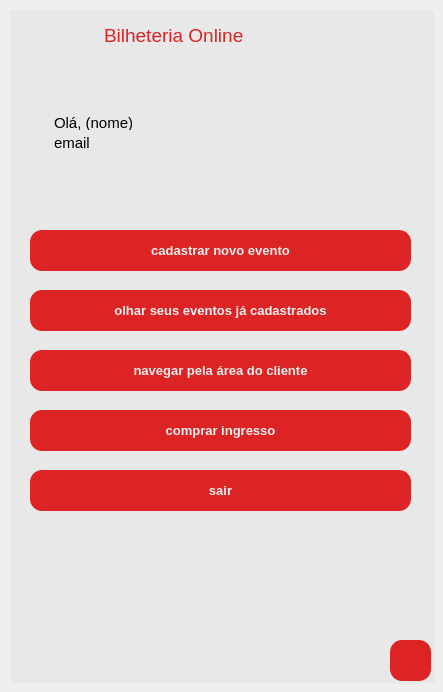
Qt form telas/tela_perfilAdm.ui (ClaraFontes/bilheteria-digital) before a commit.
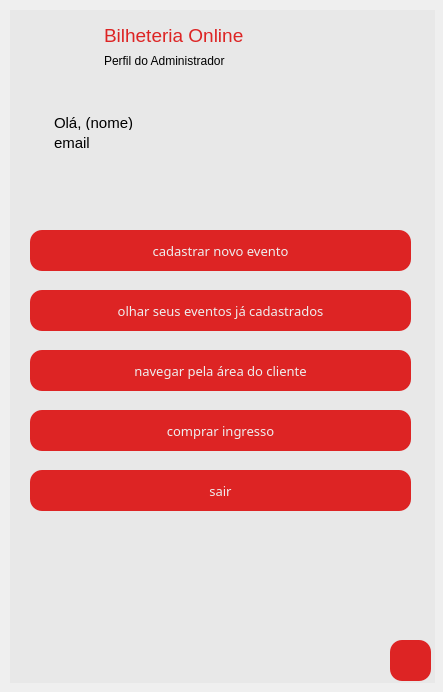
The same form after that commit. Icons and pictures are not drawn.

Commit message: edit: fonte dos textos das telas.

Diff of the .ui file:
```diff
--- a/telas/tela_perfilAdm.ui
+++ b/telas/tela_perfilAdm.ui
@@ -45,9 +45,10 @@
     </property>
     <property name="font">
      <font>
+      <family>Arial Rounded MT Bold</family>
       <pointsize>10</pointsize>
-      <weight>75</weight>
-      <bold>true</bold>
+      <weight>50</weight>
+      <bold>false</bold>
      </font>
     </property>
     <property name="styleSheet">
@@ -212,9 +213,10 @@
     </property>
     <property name="font">
      <font>
+      <family>Arial Rounded MT Bold</family>
       <pointsize>10</pointsize>
-      <weight>75</weight>
-      <bold>true</bold>
+      <weight>50</weight>
+      <bold>false</bold>
      </font>
     </property>
     <property name="styleSheet">
@@ -249,9 +251,10 @@
     </property>
     <property name="font">
      <font>
+      <family>Arial Rounded MT Bold</family>
       <pointsize>10</pointsize>
-      <weight>75</weight>
-      <bold>true</bold>
+      <weight>50</weight>
+      <bold>false</bold>
      </font>
     </property>
     <property name="styleSheet">
@@ -286,9 +289,10 @@
     </property>
     <property name="font">
      <font>
+      <family>Arial Rounded MT Bold</family>
       <pointsize>10</pointsize>
-      <weight>75</weight>
-      <bold>true</bold>
+      <weight>50</weight>
+      <bold>false</bold>
      </font>
     </property>
     <property name="styleSheet">
@@ -323,9 +327,10 @@
     </property>
     <property name="font">
      <font>
+      <family>Arial Rounded MT Bold</family>
       <pointsize>10</pointsize>
-      <weight>75</weight>
-      <bold>true</bold>
+      <weight>50</weight>
+      <bold>false</bold>
      </font>
     </property>
     <property name="styleSheet">
@@ -346,6 +351,36 @@
      <string>comprar ingresso</string>
     </property>
    </widget>
+   <widget class="QTextEdit" name="textEdit">
+    <property name="geometry">
+     <rect>
+      <x>90</x>
+      <y>40</y>
+      <width>171</width>
+      <height>31</height>
+     </rect>
+    </property>
+    <property name="font">
+     <font>
+      <family>Arial</family>
+     </font>
+    </property>
+    <property name="styleSheet">
+     <string notr="true">border: none;
+font-family: Arial;
+
+</string>
+    </property>
+    <property name="html">
+     <string>&lt;!DOCTYPE HTML PUBLIC &quot;-//W3C//DTD HTML 4.0//EN&quot; &quot;http://www.w3.org/TR/REC-html40/strict.dtd&quot;&gt;
+&lt;html&gt;&lt;head&gt;&lt;meta name=&quot;qrichtext&quot; content=&quot;1&quot; /&gt;&lt;style type=&quot;text/css&quot;&gt;
+p, li { white-space: pre-wrap; }
+&lt;/style&gt;&lt;/head&gt;&lt;body style=&quot; font-family:'Arial'; font-size:8.25pt; font-weight:400; font-style:normal;&quot;&gt;
+&lt;p style=&quot; margin-top:0px; margin-bottom:0px; margin-left:0px; margin-right:0px; -qt-block-indent:0; text-indent:0px;&quot;&gt;&lt;span style=&quot; font-family:'MS Shell Dlg 2'; font-size:9pt;&quot;&gt;Perfil do Administrador&lt;/span&gt;&lt;/p&gt;&lt;/body&gt;&lt;/html&gt;</string>
+    </property>
+   </widget>
+   <zorder>texto_topo</zorder>
+   <zorder>textEdit</zorder>
    <zorder>tck</zorder>
    <zorder>bt_navegarAdm</zorder>
    <zorder>texto_topo</zorder>
```
Left out of the diff: 1 changed line with no effect on the pictures. The commit also changes 5 other files.
